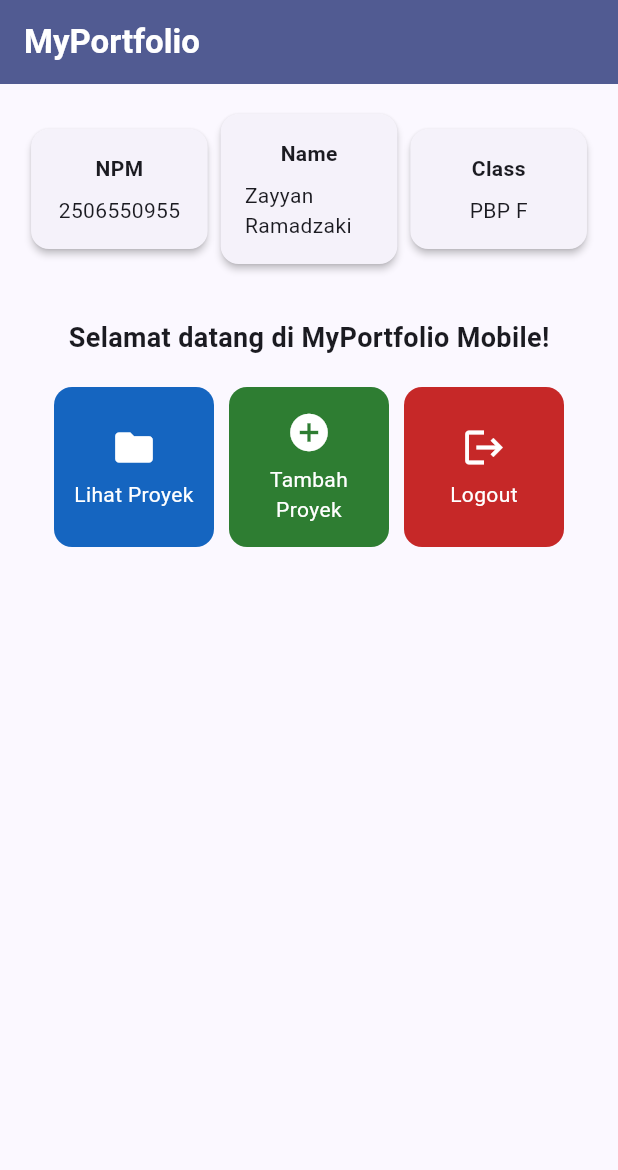
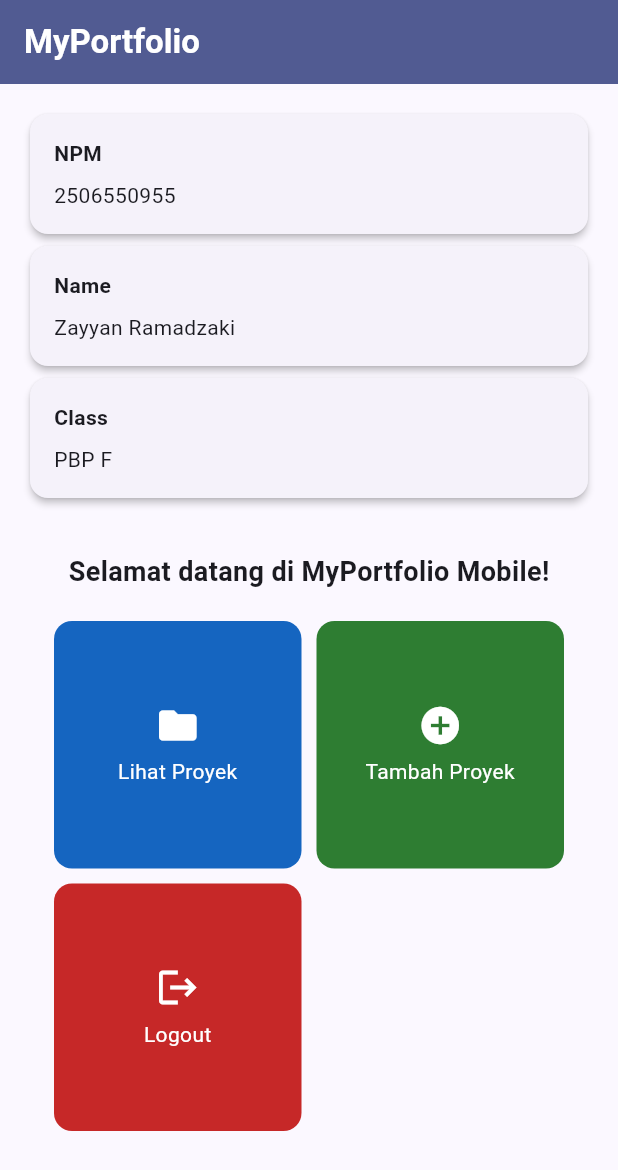
Before and after one commit to zh4ck/myportofolio_mobile, a Flutter app: the screen it shows after launch, on a phone screen of 412 x 824 dp. Shown: the top 1170 px of the screen. Run offline on Flutter 3.47's test engine with Material 3 defaults, Android fonts, the phone set to English and light mode, and no system bars.

Commit message:
style(menu): adapt profile and actions for smaller screens

```diff
--- a/lib/menu.dart
+++ b/lib/menu.dart
@@ -15,9 +15,7 @@ class MyHomePage extends StatelessWidget {
 
   @override
   Widget build(BuildContext context) {
-    // Scaffold menyediakan struktur visual dasar halaman (AppBar, Body, SnackBar).
     return Scaffold(
-      // AppBar menampilkan bar bagian atas halaman aplikasi.
       appBar: AppBar(
         title: const Text(
           'MyPortfolio',
@@ -25,15 +23,13 @@ class MyHomePage extends StatelessWidget {
         ),
         backgroundColor: Theme.of(context).colorScheme.primary,
       ),
-      // Body halaman utama dengan padding di sekelilingnya.
-      body: Padding(
+      body: SingleChildScrollView(
+        child: Padding(
           padding: const EdgeInsets.all(16.0),
           child: Column(
             crossAxisAlignment: CrossAxisAlignment.center,
             children: [
-            // Baris horizontal untuk menampilkan 3 InfoCard secara sejajar.
-            Row(
-              mainAxisAlignment: MainAxisAlignment.spaceEvenly,
+              Column(
                 children: [
                   InfoCard(title: 'NPM', content: npm),
                   InfoCard(title: 'Name', content: nama),
@@ -43,7 +39,6 @@ class MyHomePage extends StatelessWidget {
 
               const SizedBox(height: 16.0),
 
-            // Bagian tengah: pesan sambutan dan kisi tombol menu portofolio.
               Center(
                 child: Column(
                   children: [
@@ -58,14 +53,12 @@ class MyHomePage extends StatelessWidget {
                       ),
                     ),
 
-                  // GridView menampilkan kartu tombol dalam tata letak kisi 3 kolom.
                     GridView.count(
-                    primary: true,
+                      primary: false,
                       padding: const EdgeInsets.all(20),
                       crossAxisSpacing: 10,
                       mainAxisSpacing: 10,
-                    crossAxisCount: 3,
-                    // shrinkWrap agar ukuran kisi menyesuaikan tinggi konten anak.
+                      crossAxisCount: 2,
                       shrinkWrap: true,
                       children: items.map((ItemHomepage item) {
                         return ItemCard(item);
@@ -77,12 +70,12 @@ class MyHomePage extends StatelessWidget {
             ],
           ),
         ),
+      ),
     );
   }
 }
 
 class InfoCard extends StatelessWidget {
-  // Kartu informasi yang menampilkan judul (title) dan isi (content).
   final String title;
   final String content;
 
@@ -91,14 +84,12 @@ class InfoCard extends StatelessWidget {
   @override
   Widget build(BuildContext context) {
     return Card(
-      // Memberikan efek bayangan kartu elevasi 2 unit.
       elevation: 2.0,
       child: Container(
-        // Menyesuaikan lebar kartu dengan proporsi layar (dibagi 3.5).
-        width: MediaQuery.of(context).size.width / 3.5,
+        width: double.infinity,
         padding: const EdgeInsets.all(16.0),
-        // Menyusun teks title dan content secara vertikal.
         child: Column(
+          crossAxisAlignment: CrossAxisAlignment.start,
           children: [
             Text(title, style: const TextStyle(fontWeight: FontWeight.bold)),
             const SizedBox(height: 8.0),
@@ -130,9 +121,7 @@ class ItemCard extends StatelessWidget {
       borderRadius: BorderRadius.circular(12),
       child: InkWell(
         borderRadius: BorderRadius.circular(12),
-        // Aksi ketika kartu ditekan oleh pengguna.
         onTap: () {
-          // Menampilkan SnackBar dengan pesan interaktif.
           ScaffoldMessenger.of(context)
             ..hideCurrentSnackBar()
             ..showSnackBar(
```
Lines whose indentation alone changed are shown as unchanged.
